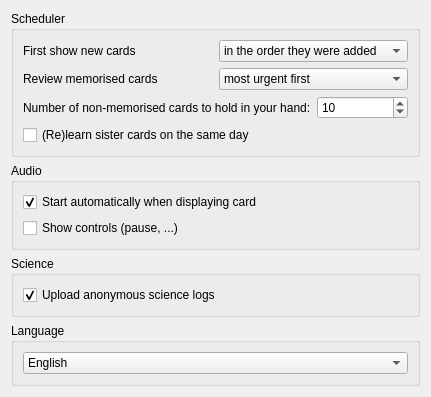
Qt form mnemosyne/mnemosyne/pyqt_ui/configuration_wdgt_main.ui (mnemosyne-proj/mnemosyne) before a commit.
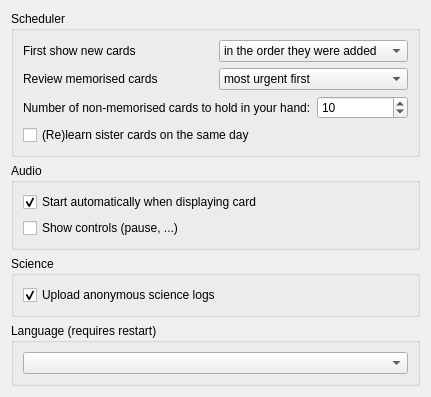
The same form after that commit.

Commit message: Implemented language switching in preferences widget

```diff
--- a/mnemosyne/mnemosyne/pyqt_ui/configuration_wdgt_main.ui
+++ b/mnemosyne/mnemosyne/pyqt_ui/configuration_wdgt_main.ui
@@ -7,7 +7,7 @@
     <x>0</x>
     <y>0</y>
     <width>431</width>
-    <height>371</height>
+    <height>380</height>
    </rect>
   </property>
   <property name="windowTitle">
@@ -154,17 +154,11 @@
      <item>
       <widget class="QGroupBox" name="groupBox_4">
        <property name="title">
-        <string>Language</string>
+        <string>Language (requires restart)</string>
        </property>
        <layout class="QVBoxLayout" name="verticalLayout_4">
         <item>
-         <widget class="QComboBox" name="language">
-          <item>
-           <property name="text">
-            <string>English</string>
-           </property>
-          </item>
-         </widget>
+         <widget class="QComboBox" name="language"/>
         </item>
        </layout>
       </widget>
```
The commit also changes 4 other files.
